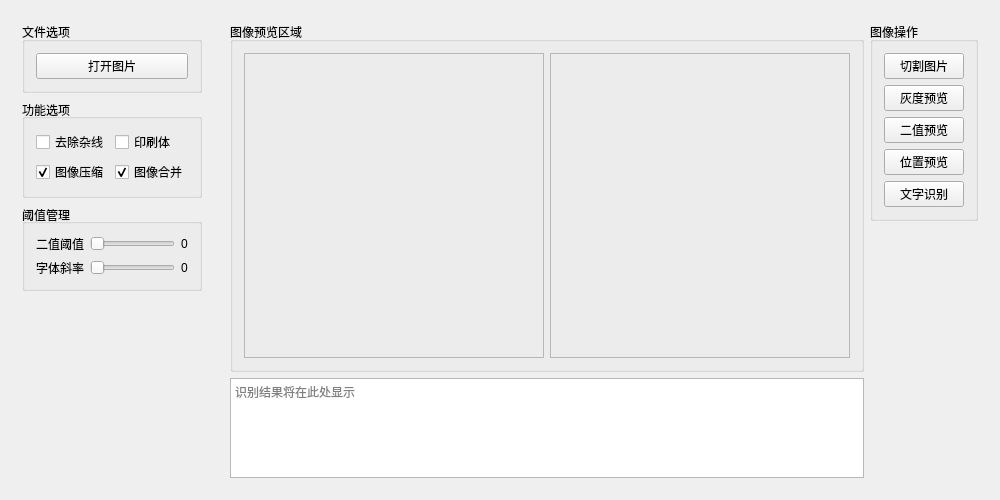
NB-Dragon/HWSR, file backup/mainwindow.ui: the form before one commit.
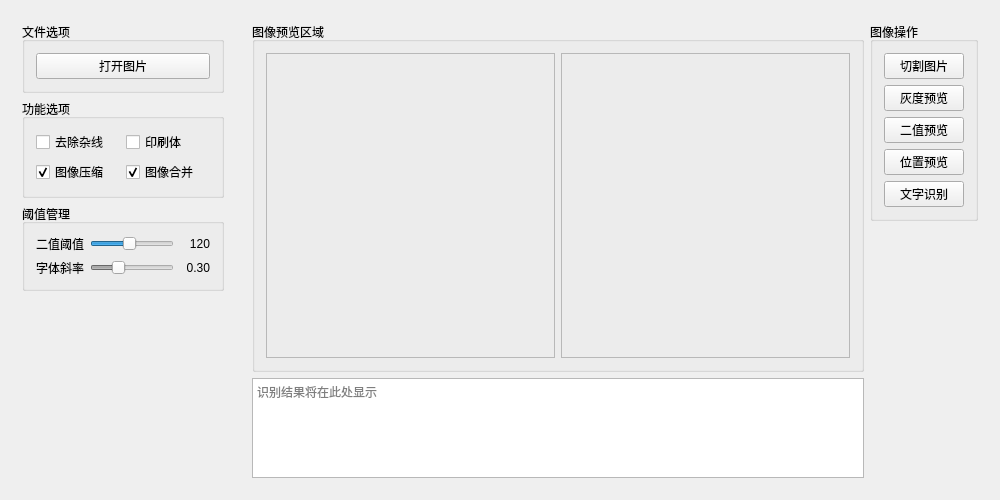
The form after the commit.

```diff
--- a/backup/mainwindow.ui
+++ b/backup/mainwindow.ui
@@ -26,12 +26,6 @@
          <property name="title">
           <string>文件选项</string>
          </property>
-         <property name="flat">
-          <bool>false</bool>
-         </property>
-         <property name="checkable">
-          <bool>false</bool>
-         </property>
          <layout class="QVBoxLayout" name="verticalLayout">
           <item>
            <widget class="QPushButton" name="btn_openImg">
@@ -48,9 +42,6 @@
          <property name="title">
           <string>功能选项</string>
          </property>
-         <property name="alignment">
-          <set>Qt::AlignLeading|Qt::AlignLeft|Qt::AlignVCenter</set>
-         </property>
          <layout class="QGridLayout" name="gridLayout_4">
           <item row="1" column="0">
            <widget class="QCheckBox" name="ck_cut">
@@ -97,25 +88,34 @@
          <property name="title">
           <string>阈值管理</string>
          </property>
-         <property name="alignment">
-          <set>Qt::AlignLeading|Qt::AlignLeft|Qt::AlignVCenter</set>
-         </property>
-         <property name="flat">
-          <bool>false</bool>
-         </property>
          <layout class="QGridLayout" name="gridLayout_2">
           <item row="6" column="2">
            <widget class="QLabel" name="sb_ratio_value">
+            <property name="minimumSize">
+             <size>
+              <width>30</width>
+              <height>0</height>
+             </size>
+            </property>
             <property name="text">
-             <string>0</string>
+             <string>0.30</string>
+            </property>
+            <property name="alignment">
+             <set>Qt::AlignRight|Qt::AlignTrailing|Qt::AlignVCenter</set>
             </property>
            </widget>
           </item>
           <item row="6" column="1">
            <widget class="QSlider" name="sb_ratio">
+            <property name="enabled">
+             <bool>false</bool>
+            </property>
             <property name="maximum">
              <number>100</number>
             </property>
+            <property name="value">
+             <number>30</number>
+            </property>
             <property name="orientation">
              <enum>Qt::Horizontal</enum>
             </property>
@@ -123,8 +123,17 @@
           </item>
           <item row="4" column="2">
            <widget class="QLabel" name="sb_binary_value">
+            <property name="minimumSize">
+             <size>
+              <width>30</width>
+              <height>0</height>
+             </size>
+            </property>
             <property name="text">
-             <string>0</string>
+             <string>120</string>
+            </property>
+            <property name="alignment">
+             <set>Qt::AlignRight|Qt::AlignTrailing|Qt::AlignVCenter</set>
             </property>
            </widget>
           </item>
@@ -133,6 +142,9 @@
             <property name="maximum">
              <number>255</number>
             </property>
+            <property name="value">
+             <number>120</number>
+            </property>
             <property name="orientation">
              <enum>Qt::Horizontal</enum>
             </property>
@@ -213,9 +225,6 @@
          <property name="readOnly">
           <bool>true</bool>
          </property>
-         <property name="html">
-          <string></string>
-         </property>
          <property name="placeholderText">
           <string>识别结果将在此处显示</string>
          </property>
```
